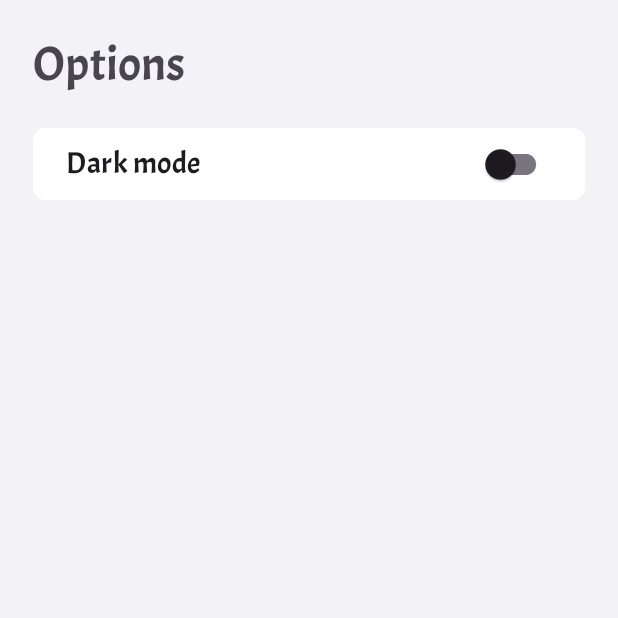
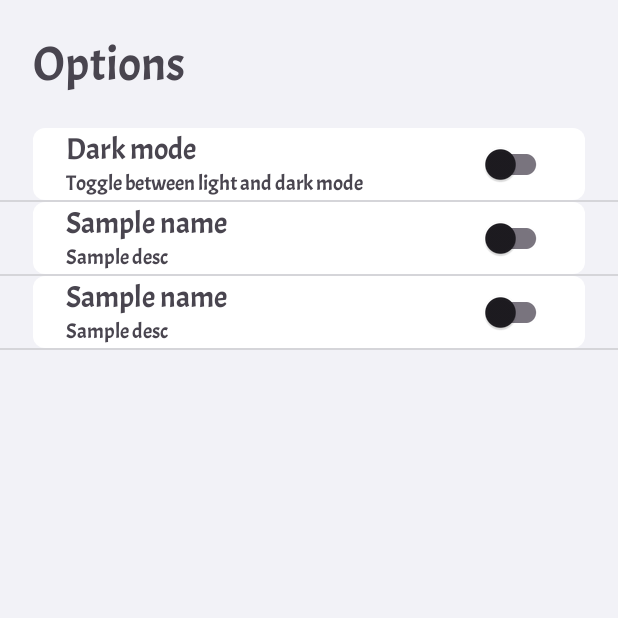
Before and after one commit to nafdez/CookieClicker, an Android app: the OptionsActivity screen opened directly, with no data from a screen before it, on a phone screen of 412 x 824 dp, the top half of it. Run offline under Robolectric (Android 15) with nearby library versions, the phone set to English and light mode, and no system bars.

Commit message:
Changed options to be a listview

```diff
--- a/app/src/main/java/es/ignaciofp/contador/MainActivity.java
+++ b/app/src/main/java/es/ignaciofp/contador/MainActivity.java
@@ -20,6 +20,11 @@ import java.math.BigDecimal;
 import java.math.BigInteger;
 import java.math.RoundingMode;
 import java.util.ArrayList;
+
+import es.ignaciofp.contador.models.Item;
+import es.ignaciofp.contador.recyclerview.AdapterItems;
+import es.ignaciofp.contador.recyclerview.ItemDecorator;
+import es.ignaciofp.contador.recyclerview.RecyclerItemClickListener;
 
 public class MainActivity extends AppCompatActivity {
 
--- a/app/src/main/java/es/ignaciofp/contador/OptionsActivity.java
+++ b/app/src/main/java/es/ignaciofp/contador/OptionsActivity.java
@@ -1,36 +1,58 @@
 package es.ignaciofp.contador;
+
+import android.os.Bundle;
+import android.view.View;
+import android.widget.CompoundButton;
+import android.widget.ListView;
+import android.widget.Toast;
 
 import androidx.appcompat.app.AppCompatActivity;
 import androidx.appcompat.app.AppCompatDelegate;
 
-import android.content.res.Configuration;
-import android.os.Bundle;
-import android.util.Log;
-import android.view.View;
-import android.widget.CompoundButton;
-import android.widget.Toast;
-
 import com.google.android.material.switchmaterial.SwitchMaterial;
 
-public class OptionsActivity extends AppCompatActivity {
+import java.util.ArrayList;
+import java.util.List;
 
-    SwitchMaterial toggleThemeSwitch;
+import es.ignaciofp.contador.listview.AdapterOptions;
+import es.ignaciofp.contador.models.Option;
+
+public class OptionsActivity extends AppCompatActivity implements CompoundButton.OnCheckedChangeListener {
+
+    private ListView optionListView;
+    private List<Option> optionList;
 
     @Override
     protected void onCreate(Bundle savedInstanceState) {
         super.onCreate(savedInstanceState);
         setContentView(R.layout.activity_options);
-        toggleThemeSwitch = findViewById(R.id.themeSwitch);
-        toggleThemeSwitch.setOnCheckedChangeListener((buttonView, isChecked) -> {
-            if (isChecked) {
-                // setting theme to night mode
-                AppCompatDelegate.setDefaultNightMode(AppCompatDelegate.MODE_NIGHT_YES);
-            }
 
-            else {
-                // setting theme to light theme
-                AppCompatDelegate.setDefaultNightMode (AppCompatDelegate.MODE_NIGHT_NO);
-            }
-        });
+        optionListView = findViewById(R.id.options_listView);
+
+        optionList = new ArrayList<>();
+        optionList.add(new Option(getResources().getString(R.string.toggle_theme_option_name), getResources().getString(R.string.toggle_theme_option_description), "toggleTheme"));
+        optionList.add(new Option("Sample name", "Sample desc", "sampleSwitch"));
+        optionList.add(new Option("Sample name", "Sample desc", "sampleSwitch"));
+
+        optionListView.setAdapter(new AdapterOptions(this, R.layout.option_list, R.id.blanktxtview, optionList));
+    }
+
+    @Override
+    public void onCheckedChanged(CompoundButton compoundButton, boolean b) {
+        switch (compoundButton.getTag().toString()) {
+            case "toggleTheme":
+                toggleTheme(b);
+                break;
+        }
+    }
+
+    private void toggleTheme(boolean isChecked) {
+        if (isChecked) { // b => isChecked, if the switch if checked then b = true
+            // Setting theme to night mode
+            AppCompatDelegate.setDefaultNightMode(AppCompatDelegate.MODE_NIGHT_YES);
+        } else {
+            // Setting theme to light mode
+            AppCompatDelegate.setDefaultNightMode(AppCompatDelegate.MODE_NIGHT_NO);
+        }
     }
 }
--- /dev/null
+++ b/app/src/main/java/es/ignaciofp/contador/listview/AdapterOptions.java
@@ -0,0 +1,50 @@
+package es.ignaciofp.contador.listview;
+
+import android.content.Context;
+import android.view.LayoutInflater;
+import android.view.View;
+import android.view.ViewGroup;
+import android.widget.ArrayAdapter;
+import android.widget.TextView;
+
+import androidx.annotation.NonNull;
+import androidx.annotation.Nullable;
+
+import com.google.android.material.switchmaterial.SwitchMaterial;
+
+import java.util.List;
+import java.util.Objects;
+
+import es.ignaciofp.contador.OptionsActivity;
+import es.ignaciofp.contador.R;
+import es.ignaciofp.contador.models.Option;
+
+public class AdapterOptions extends ArrayAdapter<Option> {
+
+    public AdapterOptions(@NonNull Context context, int resource, @NonNull List<Option> options) {
+        super(context, resource, options);
+    }
+
+    public AdapterOptions(@NonNull Context context, int resource, int textViewResourceId, @NonNull List<Option> options) {
+        super(context, resource, textViewResourceId, options);
+    }
+
+    @NonNull
+    @Override
+    public View getView(int position, @Nullable View convertView, @NonNull ViewGroup parent) {
+        @NonNull
+        Option option = Objects.requireNonNull(getItem(position));
+
+        if (convertView == null) {
+            convertView = LayoutInflater.from(this.getContext()).inflate(R.layout.option_list, parent, false);
+        }
+
+        ((TextView)convertView.findViewById(R.id.option_name)).setText(option.getName());
+        ((TextView)convertView.findViewById(R.id.option_description)).setText(option.getDescription());
+        ((TextView)convertView.findViewById(R.id.option_description)).setTag(option.getTag());
+        ((SwitchMaterial)convertView.findViewById(R.id.option_switch)).setTag(option.getTag());
+        ((SwitchMaterial)convertView.findViewById(R.id.option_switch)).setOnCheckedChangeListener(((OptionsActivity)getContext()));
+
+        return super.getView(position, convertView, parent);
+    }
+}
--- a/app/src/main/java/es/ignaciofp/contador/Item.java
+++ b/app/src/main/java/es/ignaciofp/contador/models/Item.java
@@ -1,4 +1,4 @@
-package es.ignaciofp.contador;
+package es.ignaciofp.contador.models;
 
 import android.annotation.SuppressLint;
 import android.app.Activity;
--- /dev/null
+++ b/app/src/main/java/es/ignaciofp/contador/models/Option.java
@@ -0,0 +1,48 @@
+package es.ignaciofp.contador.models;
+
+import androidx.annotation.NonNull;
+
+public class Option {
+
+    @NonNull
+    private String name;
+
+    @NonNull
+    private String description;
+
+    @NonNull
+    private String tag;
+
+    public Option(@NonNull String name, @NonNull String description, @NonNull String tag) {
+        this.name = name;
+        this.description = description;
+        this.tag = tag;
+    }
+
+    @NonNull
+    public String getName() {
+        return name;
+    }
+
+    public void setName(@NonNull String name) {
+        this.name = name;
+    }
+
+    @NonNull
+    public String getDescription() {
+        return description;
+    }
+
+    public void setDescription(@NonNull String description) {
+        this.description = description;
+    }
+
+    @NonNull
+    public String getTag() {
+        return tag;
+    }
+
+    public void setTag(@NonNull String tag) {
+        this.tag = tag;
+    }
+}
--- a/app/src/main/java/es/ignaciofp/contador/ItemDecorator.java
+++ b/app/src/main/java/es/ignaciofp/contador/recyclerview/ItemDecorator.java
@@ -1,4 +1,4 @@
-package es.ignaciofp.contador;
+package es.ignaciofp.contador.recyclerview;
 
 import android.graphics.Rect;
 import android.view.View;
--- a/app/src/main/java/es/ignaciofp/contador/RecyclerItemClickListener.java
+++ b/app/src/main/java/es/ignaciofp/contador/recyclerview/RecyclerItemClickListener.java
@@ -1,4 +1,4 @@
-package es.ignaciofp.contador;
+package es.ignaciofp.contador.recyclerview;
 
 import android.app.Activity;
 import android.content.Context;
--- a/app/src/main/res/layout/activity_options.xml
+++ b/app/src/main/res/layout/activity_options.xml
@@ -19,18 +19,20 @@
         app:layout_constraintTop_toTopOf="parent">
 
         <TextView
-            android:id="@+id/textView"
+            android:id="@+id/options_title"
             android:layout_width="wrap_content"
             android:layout_height="wrap_content"
             android:layout_margin="22dp"
             android:text="@string/options_title"
             android:textSize="32sp" />
 
-        <com.google.android.material.switchmaterial.SwitchMaterial
-            style="@style/options"
-            android:id="@+id/themeSwitch"
-            android:text="@string/toggle_theme_text"
-            android:textSize="20sp" />
+        <ListView
+            android:id="@+id/options_listView"
+            android:layout_width="match_parent"
+            android:layout_height="0dp"
+            android:layout_weight="1"
+            android:drawSelectorOnTop="false" />
 
     </LinearLayout>
+
 </androidx.constraintlayout.widget.ConstraintLayout>
--- /dev/null
+++ b/app/src/main/res/layout/option_list.xml
@@ -0,0 +1,50 @@
+<?xml version="1.0" encoding="utf-8"?>
+<androidx.constraintlayout.widget.ConstraintLayout xmlns:android="http://schemas.android.com/apk/res/android"
+    xmlns:app="http://schemas.android.com/apk/res-auto"
+    xmlns:tools="http://schemas.android.com/tools"
+    android:layout_width="match_parent"
+    android:layout_height="match_parent">
+
+    <LinearLayout
+        style="@style/options"
+        app:layout_constraintBottom_toBottomOf="parent"
+        app:layout_constraintEnd_toEndOf="parent"
+        app:layout_constraintStart_toStartOf="parent"
+        app:layout_constraintTop_toTopOf="parent">
+
+        <LinearLayout
+            android:layout_width="wrap_content"
+            android:layout_height="wrap_content"
+            android:orientation="vertical">
+
+            <TextView
+                android:id="@+id/option_name"
+                android:layout_width="match_parent"
+                android:layout_height="match_parent"
+                android:text="@string/sample_text_option"
+                android:textSize="20sp"/>
+
+            <TextView
+                android:id="@+id/option_description"
+                android:layout_width="match_parent"
+                android:layout_height="match_parent"
+                android:text="@string/sample_text_option"
+                android:textSize="14sp"/>
+        </LinearLayout>
+
+        <com.google.android.material.switchmaterial.SwitchMaterial
+            android:id="@+id/option_switch"
+            android:layout_width="match_parent"
+            android:layout_height="wrap_content"
+            />
+
+    </LinearLayout>
+
+    <TextView
+        android:id="@+id/blanktxtview"
+        android:layout_width="wrap_content"
+        android:layout_height="wrap_content"
+        android:textSize="0sp"
+        tools:ignore="MissingConstraints" />
+
+</androidx.constraintlayout.widget.ConstraintLayout>
--- /dev/null
+++ b/app/src/main/res/layout/text.xml
@@ -0,0 +1,11 @@
+<?xml version="1.0" encoding="utf-8"?>
+<TextView xmlns:android="http://schemas.android.com/apk/res/android"
+    android:layout_width="match_parent"
+    android:layout_height="match_parent">
+
+    <TextView
+        android:id="@+id/textviu"
+        android:layout_width="match_parent"
+        android:layout_height="match_parent"/>
+
+</TextView>
--- a/app/src/main/res/values-night/themes.xml
+++ b/app/src/main/res/values-night/themes.xml
@@ -83,10 +83,10 @@
         <item name="android:background">@drawable/options_shape_dark</item>
         <item name="android:layout_width">match_parent</item>
         <item name="android:layout_height">wrap_content</item>
+        <item name="android:gravity">center</item>
         <item name="android:layout_marginStart">22dp</item>
         <item name="android:layout_marginEnd">22dp</item>
         <item name="android:paddingStart">22dp</item>
         <item name="android:paddingEnd">22dp</item>
-        <item name="android:textSize">20sp</item>-
     </style>
 </resources>
--- a/app/src/main/res/values/strings.xml
+++ b/app/src/main/res/values/strings.xml
@@ -9,5 +9,7 @@
     <string name="money_value_per_click_content_description">A buck</string>
     <string name="options_title">Options</string>
     <string name="theme_toggle_button">Toggle</string>
-    <string name="toggle_theme_text">Dark mode</string>
+    <string name="toggle_theme_option_name">Dark mode</string>
+    <string name="toggle_theme_option_description">Toggle between light and dark mode</string>
+    <string name="sample_text_option">Sample text</string>
 </resources>
--- a/app/src/main/res/values/themes.xml
+++ b/app/src/main/res/values/themes.xml
@@ -83,10 +83,10 @@
         <item name="android:background">@drawable/options_shape</item>
         <item name="android:layout_width">match_parent</item>
         <item name="android:layout_height">wrap_content</item>
+        <item name="android:gravity">center</item>
         <item name="android:layout_marginStart">22dp</item>
         <item name="android:layout_marginEnd">22dp</item>
         <item name="android:paddingStart">22dp</item>
         <item name="android:paddingEnd">22dp</item>
-        <item name="android:textSize">20sp</item>-
     </style>
 </resources>
```
Also changed, not shown: app/src/main/java/es/ignaciofp/contador/recyclerview/AdapterItems.java (renamed from app/src/main/java/es/ignaciofp/contador/AdapterItems.java, +4 -6 lines).
